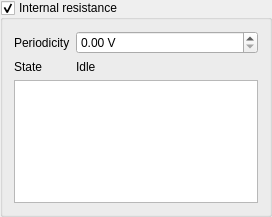
Qt form gui/internal_r.ui (misdoro/Electronic_load_px100) before a commit.
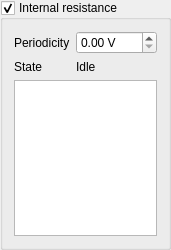
The same form after that commit.

The edit to the form file:
```diff
--- a/gui/internal_r.ui
+++ b/gui/internal_r.ui
@@ -6,8 +6,8 @@
    <rect>
     <x>0</x>
     <y>0</y>
-    <width>272</width>
-    <height>217</height>
+    <width>171</width>
+    <height>250</height>
    </rect>
   </property>
   <property name="title">
@@ -56,7 +56,17 @@
     </layout>
    </item>
    <item>
-    <widget class="QTableView" name="resultsTable"/>
+    <widget class="QTableView" name="resultsTable">
+     <property name="horizontalScrollBarPolicy">
+      <enum>Qt::ScrollBarAlwaysOff</enum>
+     </property>
+     <attribute name="horizontalHeaderMinimumSectionSize">
+      <number>30</number>
+     </attribute>
+     <attribute name="verticalHeaderVisible">
+      <bool>false</bool>
+     </attribute>
+    </widget>
    </item>
   </layout>
  </widget>
```
